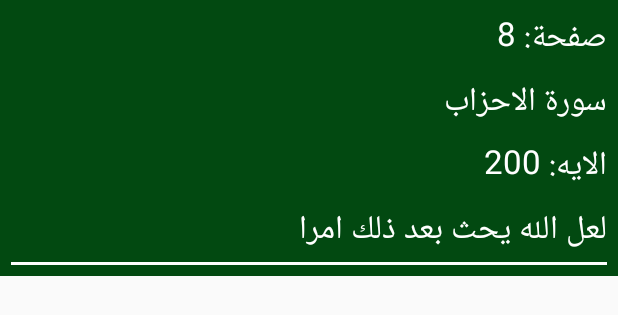
After one commit to mabdelsattar/altaef-hessan_Full_Islamic_Android_App, an Android app: the layout searchrow.xml on its own in the app's theme, with its tools: preview values and no code run, on a phone screen of 412 x 824 dp. The commit adds this screen. Shown: the top 315 px of the screen. Run offline under Robolectric (Android 15) with nearby library versions, the phone set to English and light mode, and no system bars; network calls fail.

Commit message:
Ayat sound and init search

```diff
--- a/app/src/main/AndroidManifest.xml
+++ b/app/src/main/AndroidManifest.xml
@@ -75,7 +75,8 @@
         </receiver>
 
         <activity android:name=".Activities.AzkarMainActivity" />
-        <activity android:name=".Activities.AzkarDetailsActivity"></activity>
+        <activity android:name=".Activities.AzkarDetailsActivity" />
+        <activity android:name=".Activities.SearchQuranActivity"></activity>
     </application>
 
 </manifest>
--- a/app/src/main/java/com/daralmathour/altaefhessan/Activities/QuranActivity.java
+++ b/app/src/main/java/com/daralmathour/altaefhessan/Activities/QuranActivity.java
@@ -652,7 +652,6 @@ break;
 //http://mojamah.net/appfiles/S_002 - 018.mp3
             fileName = "S_" + soraStr + "-" + AyahStr + ".mp3";
         }
-
 
     }
 
--- /dev/null
+++ b/app/src/main/res/layout/searchrow.xml
@@ -0,0 +1,57 @@
+<?xml version="1.0" encoding="utf-8"?>
+<LinearLayout xmlns:android="http://schemas.android.com/apk/res/android"
+    android:orientation="vertical" android:layout_width="match_parent"
+    android:background="#024911"
+    android:padding="7dp"
+    android:id="@+id/mainSearch"
+    android:layout_height="wrap_content">
+
+
+    <TextView
+        android:id="@+id/searchPageNumber"
+        android:layout_width="match_parent"
+        android:layout_height="wrap_content"
+        android:textAppearance="@style/Base.TextAppearance.AppCompat.Large"
+        android:text="صفحة: 8"
+        android:textColor="#FFF"
+        />
+
+    <TextView
+        android:id="@+id/searchSoraName"
+        android:layout_marginTop="5dp"
+        android:layout_width="match_parent"
+        android:layout_height="wrap_content"
+        android:textAppearance="@style/Base.TextAppearance.AppCompat.Large"
+        android:text="سورة الاحزاب"
+        android:textColor="#FFF"
+        />
+
+    <TextView
+        android:id="@+id/AyahNumber"
+        android:layout_marginTop="5dp"
+        android:layout_width="match_parent"
+        android:layout_height="wrap_content"
+        android:textAppearance="@style/Base.TextAppearance.AppCompat.Large"
+        android:text="الايه: 200"
+        android:textColor="#FFF"
+        />
+
+     <TextView
+        android:id="@+id/AyahContent"
+        android:layout_marginTop="5dp"
+        android:layout_width="match_parent"
+        android:layout_height="wrap_content"
+        android:textAppearance="@style/Base.TextAppearance.AppCompat.Large"
+        android:text="لعل الله يحث بعد ذلك امرا"
+        android:textColor="#FFF"
+        />
+
+    <View
+          android:background="#ffffff"
+          android:layout_marginTop="2dp"
+          android:layout_below="@+id/azkarRepeat"
+          android:layout_width = "match_parent"
+          android:layout_height="2dp"/>
+
+
+</LinearLayout>
```
Also changed, not shown: app/src/main/java/com/daralmathour/altaefhessan/Activities/SearchAdapter.java (added, +123 -0 lines), app/src/main/java/com/daralmathour/altaefhessan/Activities/SearchQuranActivity.java (added, +75 -0 lines), app/src/main/java/com/daralmathour/altaefhessan/Activities/SearchViewModel.java (added, +55 -0 lines), app/src/main/res/layout/activity_search_quran.xml (added, +24 -0 lines).
